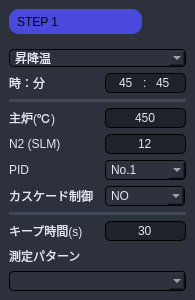
Above: Source code/gui_main/gui/widgets/py_pattern/temp_pattern.ui from coolandy345/MS4371 before the change. Below: the same form after it.
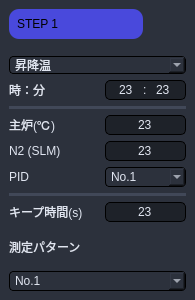
That is the form after the change.

```diff
--- a/Source code/gui_main/gui/widgets/py_pattern/temp_pattern.ui
+++ b/Source code/gui_main/gui/widgets/py_pattern/temp_pattern.ui
@@ -93,7 +93,7 @@
      <widget class="QWidget" name="page2">
       <layout class="QGridLayout" name="gridLayout_4">
        <item row="8" column="0">
-        <widget class="QLabel" name="PID_label">
+        <widget class="QLabel" name="N2_label">
          <property name="minimumSize">
           <size>
            <width>90</width>
@@ -112,36 +112,65 @@
 border:none;</string>
          </property>
          <property name="text">
-          <string>PID</string>
+          <string>N2 (SLM)</string>
          </property>
         </widget>
        </item>
-       <item row="3" column="0">
-        <widget class="QLabel" name="Time_label">
+       <item row="4" column="0" colspan="3">
+        <widget class="QFrame" name="frame_2">
          <property name="minimumSize">
           <size>
-           <width>80</width>
-           <height>0</height>
+           <width>0</width>
+           <height>3</height>
           </size>
          </property>
          <property name="maximumSize">
           <size>
-           <width>80</width>
-           <height>16777215</height>
+           <width>16777215</width>
+           <height>3</height>
           </size>
          </property>
          <property name="styleSheet">
+          <string notr="true">background-color: rgb(65, 72, 88);</string>
+         </property>
+         <property name="frameShape">
+          <enum>QFrame::StyledPanel</enum>
+         </property>
+         <property name="frameShadow">
+          <enum>QFrame::Raised</enum>
+         </property>
+        </widget>
+       </item>
+       <item row="2" column="0" colspan="3">
+        <widget class="QComboBox" name="Type_comboBox">
+         <property name="styleSheet">
           <string notr="true">font:13px &quot;游ゴシック&quot;;
 color: rgb(225, 230, 241);
-border:none;</string>
+padding-left:5px;
+padding-right:5px;
+border-width: 1px;
+border-style: solid;
+border-radius: 4px;</string>
          </property>
-         <property name="text">
-          <string>時：分</string>
-         </property>
+         <item>
+          <property name="text">
+           <string>昇降温</string>
+          </property>
+         </item>
+         <item>
+          <property name="text">
+           <string>測定</string>
+          </property>
+         </item>
+         <item>
+          <property name="text">
+           <string>END</string>
+          </property>
+         </item>
         </widget>
        </item>
-       <item row="11" column="1" colspan="2">
-        <widget class="QLineEdit" name="KeepTime_lineEdit">
+       <item row="7" column="1" colspan="2">
+        <widget class="QSpinBox" name="Temp_lineEdit">
          <property name="minimumSize">
           <size>
            <width>80</width>
@@ -154,6 +183,9 @@
            <height>20</height>
           </size>
          </property>
+         <property name="mouseTracking">
+          <bool>false</bool>
+         </property>
          <property name="styleSheet">
           <string notr="true">background-color: rgba(0, 0, 0,80);
 color: rgb(225, 230, 241);
@@ -162,19 +194,29 @@
 border-radius: 5px;
 padding-left:5px;
 padding-right:5px;
-font: 12px &quot;游ゴシック&quot;;
-
-</string>
+font: 12px &quot;游ゴシック&quot;;</string>
          </property>
-         <property name="text">
-          <string>30</string>
+         <property name="frame">
+          <bool>true</bool>
          </property>
          <property name="alignment">
           <set>Qt::AlignCenter</set>
          </property>
+         <property name="buttonSymbols">
+          <enum>QAbstractSpinBox::NoButtons</enum>
+         </property>
+         <property name="maximum">
+          <number>999</number>
+         </property>
+         <property name="stepType">
+          <enum>QAbstractSpinBox::DefaultStepType</enum>
+         </property>
+         <property name="value">
+          <number>23</number>
+         </property>
         </widget>
        </item>
-       <item row="8" column="1" colspan="2">
+       <item row="10" column="1" colspan="2">
         <widget class="QComboBox" name="PID_comboBox">
          <property name="minimumSize">
           <size>
@@ -225,103 +267,79 @@
          </item>
         </widget>
        </item>
-       <item row="7" column="1" colspan="2">
-        <widget class="QLineEdit" name="N2_lineEdit">
-         <property name="minimumSize">
-          <size>
-           <width>80</width>
-           <height>20</height>
-          </size>
-         </property>
-         <property name="maximumSize">
-          <size>
-           <width>16777215</width>
-           <height>20</height>
-          </size>
-         </property>
-         <property name="styleSheet">
-          <string notr="true">background-color: rgba(0, 0, 0,80);
-color: rgb(225, 230, 241);
-border-width: 1px;
-border-style: solid;
-border-radius: 5px;
-padding-left:5px;
-padding-right:5px;
-font: 12px &quot;游ゴシック&quot;;</string>
-         </property>
-         <property name="text">
-          <string>12</string>
-         </property>
-         <property name="alignment">
-          <set>Qt::AlignCenter</set>
-         </property>
-        </widget>
-       </item>
-       <item row="6" column="1" colspan="2">
-        <widget class="QLineEdit" name="Temp_lineEdit">
-         <property name="minimumSize">
-          <size>
-           <width>80</width>
-           <height>20</height>
-          </size>
-         </property>
-         <property name="maximumSize">
-          <size>
-           <width>16777215</width>
-           <height>20</height>
-          </size>
-         </property>
-         <property name="styleSheet">
-          <string notr="true">background-color: rgba(0, 0, 0,80);
-color: rgb(225, 230, 241);
-border-width: 1px;
-border-style: solid;
-border-radius: 5px;
-padding-left:5px;
-padding-right:5px;
-font: 12px &quot;游ゴシック&quot;;
-</string>
-         </property>
-         <property name="text">
-          <string>450</string>
-         </property>
-         <property name="alignment">
-          <set>Qt::AlignCenter</set>
-         </property>
-        </widget>
-       </item>
-       <item row="16" column="0" colspan="3">
-        <widget class="QComboBox" name="TestPattern_comboBox">
-         <property name="minimumSize">
-          <size>
-           <width>80</width>
-           <height>20</height>
-          </size>
-         </property>
-         <property name="maximumSize">
-          <size>
-           <width>16777215</width>
-           <height>20</height>
-          </size>
-         </property>
-         <property name="styleSheet">
-          <string notr="true">font:13px &quot;游ゴシック&quot;;
-color: rgb(225, 230, 241);
-padding-left:5px;
-padding-right:5px;
-border-width: 1px;
-border-style: solid;
-border-radius: 4px;</string>
-         </property>
-         <property name="currentIndex">
-          <number>-1</number>
-         </property>
-         <property name="maxVisibleItems">
-          <number>5</number>
-         </property>
-        </widget>
-       </item>
        <item row="14" column="0">
+        <widget class="QLabel" name="KeepTime_label">
+         <property name="minimumSize">
+          <size>
+           <width>80</width>
+           <height>0</height>
+          </size>
+         </property>
+         <property name="maximumSize">
+          <size>
+           <width>80</width>
+           <height>16777215</height>
+          </size>
+         </property>
+         <property name="styleSheet">
+          <string notr="true">font:13px &quot;游ゴシック&quot;;
+color: rgb(225, 230, 241);
+border:none;</string>
+         </property>
+         <property name="text">
+          <string>キープ時間(s)</string>
+         </property>
+        </widget>
+       </item>
+       <item row="7" column="0">
+        <widget class="QLabel" name="Temp_label">
+         <property name="minimumSize">
+          <size>
+           <width>80</width>
+           <height>0</height>
+          </size>
+         </property>
+         <property name="maximumSize">
+          <size>
+           <width>80</width>
+           <height>16777215</height>
+          </size>
+         </property>
+         <property name="styleSheet">
+          <string notr="true">font:13px &quot;游ゴシック&quot;;
+color: rgb(225, 230, 241);
+border:none;</string>
+         </property>
+         <property name="text">
+          <string>主炉(℃)</string>
+         </property>
+        </widget>
+       </item>
+       <item row="10" column="0">
+        <widget class="QLabel" name="PID_label">
+         <property name="minimumSize">
+          <size>
+           <width>90</width>
+           <height>0</height>
+          </size>
+         </property>
+         <property name="maximumSize">
+          <size>
+           <width>90</width>
+           <height>16777215</height>
+          </size>
+         </property>
+         <property name="styleSheet">
+          <string notr="true">font:13px &quot;游ゴシック&quot;;
+color: rgb(225, 230, 241);
+border:none;</string>
+         </property>
+         <property name="text">
+          <string>PID</string>
+         </property>
+        </widget>
+       </item>
+       <item row="17" column="0">
         <widget class="QLabel" name="TestPattern_label">
          <property name="minimumSize">
           <size>
@@ -345,8 +363,55 @@
          </property>
         </widget>
        </item>
-       <item row="4" column="0" colspan="3">
-        <widget class="QFrame" name="frame_2">
+       <item row="14" column="1" colspan="2">
+        <widget class="QSpinBox" name="KeepTime_lineEdit">
+         <property name="minimumSize">
+          <size>
+           <width>80</width>
+           <height>20</height>
+          </size>
+         </property>
+         <property name="maximumSize">
+          <size>
+           <width>16777215</width>
+           <height>20</height>
+          </size>
+         </property>
+         <property name="mouseTracking">
+          <bool>false</bool>
+         </property>
+         <property name="styleSheet">
+          <string notr="true">background-color: rgba(0, 0, 0,80);
+color: rgb(225, 230, 241);
+border-width: 1px;
+border-style: solid;
+border-radius: 5px;
+padding-left:5px;
+padding-right:5px;
+font: 12px &quot;游ゴシック&quot;;</string>
+         </property>
+         <property name="frame">
+          <bool>true</bool>
+         </property>
+         <property name="alignment">
+          <set>Qt::AlignCenter</set>
+         </property>
+         <property name="buttonSymbols">
+          <enum>QAbstractSpinBox::NoButtons</enum>
+         </property>
+         <property name="maximum">
+          <number>999</number>
+         </property>
+         <property name="stepType">
+          <enum>QAbstractSpinBox::DefaultStepType</enum>
+         </property>
+         <property name="value">
+          <number>23</number>
+         </property>
+        </widget>
+       </item>
+       <item row="12" column="0" colspan="3">
+        <widget class="QFrame" name="frame_5">
          <property name="minimumSize">
           <size>
            <width>0</width>
@@ -370,6 +435,77 @@
          </property>
         </widget>
        </item>
+       <item row="3" column="0">
+        <widget class="QLabel" name="Time_label">
+         <property name="minimumSize">
+          <size>
+           <width>80</width>
+           <height>0</height>
+          </size>
+         </property>
+         <property name="maximumSize">
+          <size>
+           <width>80</width>
+           <height>16777215</height>
+          </size>
+         </property>
+         <property name="styleSheet">
+          <string notr="true">font:13px &quot;游ゴシック&quot;;
+color: rgb(225, 230, 241);
+border:none;</string>
+         </property>
+         <property name="text">
+          <string>時：分</string>
+         </property>
+        </widget>
+       </item>
+       <item row="8" column="1" colspan="2">
+        <widget class="QSpinBox" name="N2_lineEdit">
+         <property name="minimumSize">
+          <size>
+           <width>80</width>
+           <height>20</height>
+          </size>
+         </property>
+         <property name="maximumSize">
+          <size>
+           <width>16777215</width>
+           <height>20</height>
+          </size>
+         </property>
+         <property name="mouseTracking">
+          <bool>false</bool>
+         </property>
+         <property name="styleSheet">
+          <string notr="true">background-color: rgba(0, 0, 0,80);
+color: rgb(225, 230, 241);
+border-width: 1px;
+border-style: solid;
+border-radius: 5px;
+padding-left:5px;
+padding-right:5px;
+font: 12px &quot;游ゴシック&quot;;</string>
+         </property>
+         <property name="frame">
+          <bool>true</bool>
+         </property>
+         <property name="alignment">
+          <set>Qt::AlignCenter</set>
+         </property>
+         <property name="buttonSymbols">
+          <enum>QAbstractSpinBox::NoButtons</enum>
+         </property>
+         <property name="maximum">
+          <number>999</number>
+         </property>
+         <property name="stepType">
+          <enum>QAbstractSpinBox::DefaultStepType</enum>
+         </property>
+         <property name="value">
+          <number>23</number>
+         </property>
+        </widget>
+       </item>
        <item row="3" column="1" colspan="2">
         <widget class="QFrame" name="time_frame">
          <property name="minimumSize">
@@ -414,23 +550,50 @@
            <number>0</number>
           </property>
           <item>
-           <widget class="QLineEdit" name="Hour_lineEdit">
+           <widget class="QSpinBox" name="Hour_lineEdit">
+            <property name="sizePolicy">
+             <sizepolicy hsizetype="Expanding" vsizetype="Fixed">
+              <horstretch>0</horstretch>
+              <verstretch>0</verstretch>
+             </sizepolicy>
+            </property>
+            <property name="minimumSize">
+             <size>
+              <width>18</width>
+              <height>18</height>
+             </size>
+            </property>
             <property name="maximumSize">
              <size>
               <width>18</width>
               <height>18</height>
              </size>
             </property>
+            <property name="mouseTracking">
+             <bool>false</bool>
+            </property>
             <property name="styleSheet">
              <string notr="true">border:none;
 background-color: rgb(30, 34, 41);</string>
             </property>
-            <property name="text">
-             <string>45</string>
+            <property name="frame">
+             <bool>true</bool>
             </property>
             <property name="alignment">
              <set>Qt::AlignCenter</set>
             </property>
+            <property name="buttonSymbols">
+             <enum>QAbstractSpinBox::NoButtons</enum>
+            </property>
+            <property name="maximum">
+             <number>999</number>
+            </property>
+            <property name="stepType">
+             <enum>QAbstractSpinBox::DefaultStepType</enum>
+            </property>
+            <property name="value">
+             <number>23</number>
+            </property>
            </widget>
           </item>
           <item>
@@ -451,23 +614,50 @@
            </widget>
           </item>
           <item>
-           <widget class="QLineEdit" name="Min_lineEdit">
+           <widget class="QSpinBox" name="Min_lineEdit">
+            <property name="sizePolicy">
+             <sizepolicy hsizetype="Expanding" vsizetype="Fixed">
+              <horstretch>0</horstretch>
+              <verstretch>0</verstretch>
+             </sizepolicy>
+            </property>
+            <property name="minimumSize">
+             <size>
+              <width>18</width>
+              <height>18</height>
+             </size>
+            </property>
             <property name="maximumSize">
              <size>
               <width>18</width>
               <height>18</height>
              </size>
             </property>
+            <property name="mouseTracking">
+             <bool>false</bool>
+            </property>
             <property name="styleSheet">
              <string notr="true">border:none;
 background-color: rgb(30, 34, 41);</string>
             </property>
-            <property name="text">
-             <string>45</string>
+            <property name="frame">
+             <bool>true</bool>
             </property>
             <property name="alignment">
              <set>Qt::AlignCenter</set>
             </property>
+            <property name="buttonSymbols">
+             <enum>QAbstractSpinBox::NoButtons</enum>
+            </property>
+            <property name="maximum">
+             <number>999</number>
+            </property>
+            <property name="stepType">
+             <enum>QAbstractSpinBox::DefaultStepType</enum>
+            </property>
+            <property name="value">
+             <number>23</number>
+            </property>
            </widget>
           </item>
          </layout>
@@ -503,8 +693,20 @@
          </layout>
         </widget>
        </item>
-       <item row="2" column="0" colspan="3">
-        <widget class="QComboBox" name="Type_comboBox">
+       <item row="19" column="0" colspan="3">
+        <widget class="QComboBox" name="TestPattern_comboBox">
+         <property name="minimumSize">
+          <size>
+           <width>80</width>
+           <height>20</height>
+          </size>
+         </property>
+         <property name="maximumSize">
+          <size>
+           <width>16777215</width>
+           <height>20</height>
+          </size>
+         </property>
          <property name="styleSheet">
           <string notr="true">font:13px &quot;游ゴシック&quot;;
 color: rgb(225, 230, 241);
@@ -514,45 +716,17 @@
 border-style: solid;
 border-radius: 4px;</string>
          </property>
+         <property name="currentIndex">
+          <number>0</number>
+         </property>
+         <property name="maxVisibleItems">
+          <number>5</number>
+         </property>
          <item>
           <property name="text">
-           <string>昇降温</string>
+           <string>No.1</string>
           </property>
          </item>
-         <item>
-          <property name="text">
-           <string>測定</string>
-          </property>
-         </item>
-         <item>
-          <property name="text">
-           <string>END</string>
-          </property>
-         </item>
-        </widget>
-       </item>
-       <item row="6" column="0">
-        <widget class="QLabel" name="Temp_label">
-         <property name="minimumSize">
-          <size>
-           <width>80</width>
-           <height>0</height>
-          </size>
-         </property>
-         <property name="maximumSize">
-          <size>
-           <width>80</width>
-           <height>16777215</height>
-          </size>
-         </property>
-         <property name="styleSheet">
-          <string notr="true">font:13px &quot;游ゴシック&quot;;
-color: rgb(225, 230, 241);
-border:none;</string>
-         </property>
-         <property name="text">
-          <string>主炉(℃)</string>
-         </property>
         </widget>
        </item>
        <item row="1" column="0" colspan="3">
@@ -606,144 +780,6 @@
          </property>
         </widget>
        </item>
-       <item row="10" column="0" colspan="3">
-        <widget class="QFrame" name="frame_5">
-         <property name="minimumSize">
-          <size>
-           <width>0</width>
-           <height>3</height>
-          </size>
-         </property>
-         <property name="maximumSize">
-          <size>
-           <width>16777215</width>
-           <height>3</height>
-          </size>
-         </property>
-         <property name="styleSheet">
-          <string notr="true">background-color: rgb(65, 72, 88);</string>
-         </property>
-         <property name="frameShape">
-          <enum>QFrame::StyledPanel</enum>
-         </property>
-         <property name="frameShadow">
-          <enum>QFrame::Raised</enum>
-         </property>
-        </widget>
-       </item>
-       <item row="7" column="0">
-        <widget class="QLabel" name="N2_label">
-         <property name="minimumSize">
-          <size>
-           <width>90</width>
-           <height>0</height>
-          </size>
-         </property>
-         <property name="maximumSize">
-          <size>
-           <width>90</width>
-           <height>16777215</height>
-          </size>
-         </property>
-         <property name="styleSheet">
-          <string notr="true">font:13px &quot;游ゴシック&quot;;
-color: rgb(225, 230, 241);
-border:none;</string>
-         </property>
-         <property name="text">
-          <string>N2 (SLM)</string>
-         </property>
-        </widget>
-       </item>
-       <item row="11" column="0">
-        <widget class="QLabel" name="KeepTime_label">
-         <property name="minimumSize">
-          <size>
-           <width>80</width>
-           <height>0</height>
-          </size>
-         </property>
-         <property name="maximumSize">
-          <size>
-           <width>80</width>
-           <height>16777215</height>
-          </size>
-         </property>
-         <property name="styleSheet">
-          <string notr="true">font:13px &quot;游ゴシック&quot;;
-color: rgb(225, 230, 241);
-border:none;</string>
-         </property>
-         <property name="text">
-          <string>キープ時間(s)</string>
-         </property>
-        </widget>
-       </item>
-       <item row="9" column="0">
-        <widget class="QLabel" name="cascade_label">
-         <property name="minimumSize">
-          <size>
-           <width>90</width>
-           <height>0</height>
-          </size>
-         </property>
-         <property name="maximumSize">
-          <size>
-           <width>90</width>
-           <height>16777215</height>
-          </size>
-         </property>
-         <property name="styleSheet">
-          <string notr="true">font:13px &quot;游ゴシック&quot;;
-color: rgb(225, 230, 241);
-border:none;</string>
-         </property>
-         <property name="text">
-          <string>カスケード制御</string>
-         </property>
-        </widget>
-       </item>
-       <item row="9" column="1" colspan="2" alignment="Qt::AlignHCenter">
-        <widget class="QComboBox" name="cascade_comboBox">
-         <property name="minimumSize">
-          <size>
-           <width>80</width>
-           <height>20</height>
-          </size>
-         </property>
-         <property name="maximumSize">
-          <size>
-           <width>16777215</width>
-           <height>20</height>
-          </size>
-         </property>
-         <property name="styleSheet">
-          <string notr="true">font:13px &quot;游ゴシック&quot;;
-color: rgb(225, 230, 241);
-padding-left:5px;
-padding-right:5px;
-border-width: 1px;
-border-style: solid;
-border-radius: 4px;</string>
-         </property>
-         <property name="currentIndex">
-          <number>0</number>
-         </property>
-         <property name="maxVisibleItems">
-          <number>5</number>
-         </property>
-         <item>
-          <property name="text">
-           <string>NO</string>
-          </property>
-         </item>
-         <item>
-          <property name="text">
-           <string>YES</string>
-          </property>
-         </item>
-        </widget>
-       </item>
       </layout>
      </widget>
     </widget>
```
